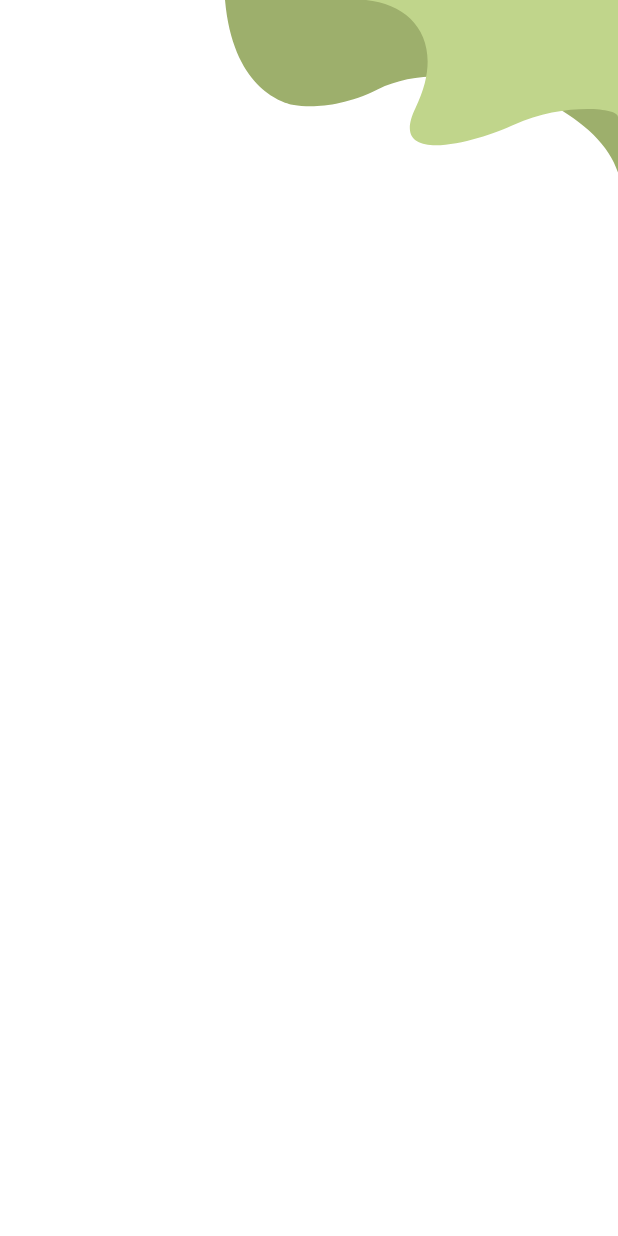
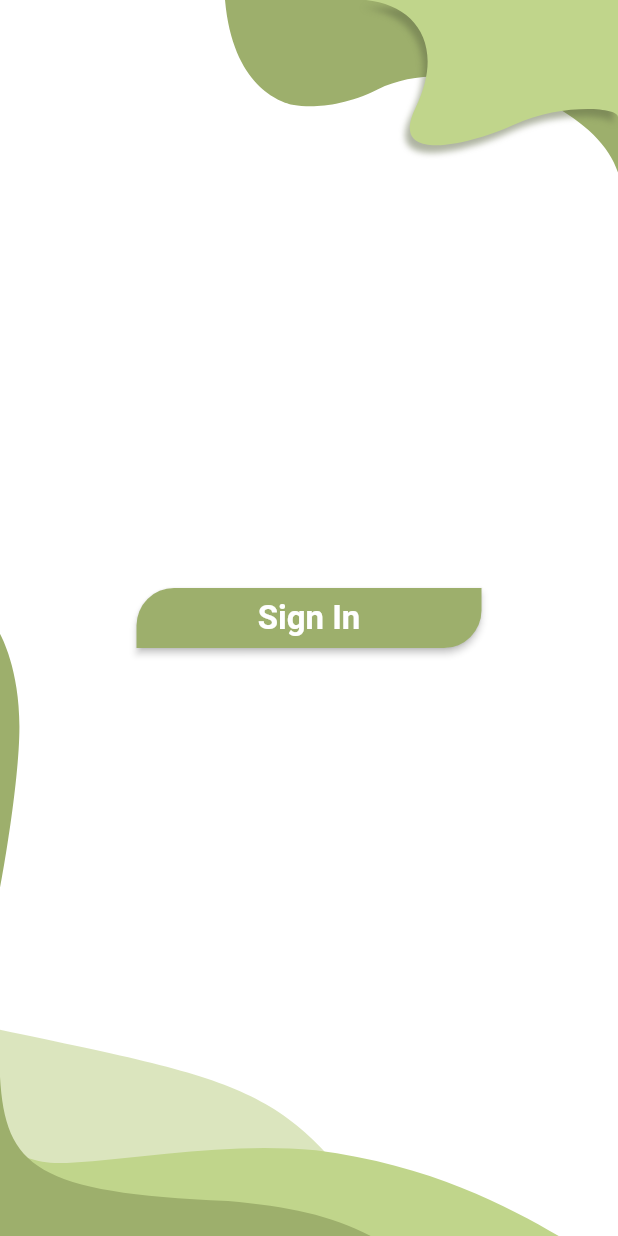
Before and after one commit to 92Andy/my_plant, a Flutter app: the screen it shows after launch, on a phone screen of 412 x 824 dp. Run offline on Flutter 3.47's test engine with Material 2 defaults, Android fonts, the light colour scheme and no system bars; drawn by our look-alikes of simple_shadow; our stand-ins replace flutter_svg.

Commit message:
#3: integrated bottom shape

```diff
--- /dev/null
+++ b/lib/login/widgets/login_background.dart
@@ -0,0 +1,57 @@
+import 'package:flutter/material.dart';
+import 'package:flutter_svg/svg.dart';
+import 'package:my_plant/constants/my_plant_colors.dart';
+import 'package:simple_shadow/simple_shadow.dart';
+
+class LoginBackground extends StatelessWidget {
+  const LoginBackground({super.key});
+
+  @override
+  Widget build(BuildContext context) {
+    return Stack(
+      children: [
+        Align(
+          alignment: Alignment.topRight,
+          child: SvgPicture.asset(
+            'assets/topLeftBackgroundShape.svg',
+            color: MyPlantColors.greenSmoke,
+          ),
+        ),
+        Align(
+          alignment: Alignment.topRight,
+          child: SimpleShadow(
+            offset: const Offset(-3, 5),
+            color: Colors.black.withOpacity(.5),
+            child: SvgPicture.asset(
+              'assets/topLeftForegroundShape.svg',
+              color: MyPlantColors.deco,
+            ),
+          ),
+        ),
+        Align(
+          alignment: Alignment.bottomLeft,
+          child: SvgPicture.asset(
+            'assets/bottomRightBackgroundShape.svg',
+            color: MyPlantColors.berylGreen,
+          ),
+        ),
+        Align(
+          alignment: Alignment.bottomLeft,
+          child: SvgPicture.asset(
+            'assets/bottomRightMiddleShape.svg',
+            color: MyPlantColors.deco,
+            height: MediaQuery.of(context).size.width * .15,
+          ),
+        ),
+        Align(
+          alignment: Alignment.bottomLeft,
+          child: SvgPicture.asset(
+            'assets/bottomRightForegroundShape.svg',
+            color: MyPlantColors.greenSmoke,
+            width: MediaQuery.of(context).size.width * .6,
+          ),
+        ),
+      ],
+    );
+  }
+}
--- a/pubspec.yaml
+++ b/pubspec.yaml
@@ -14,6 +14,7 @@
 
   cupertino_icons: ^1.0.2
   flutter_svg: ^1.1.6
+  simple_shadow: ^0.3.0
 
 dev_dependencies:
   flutter_test:
```
Also changed, not shown: lib/login/login_page.dart (+9 -119 lines), pubspec.lock.
